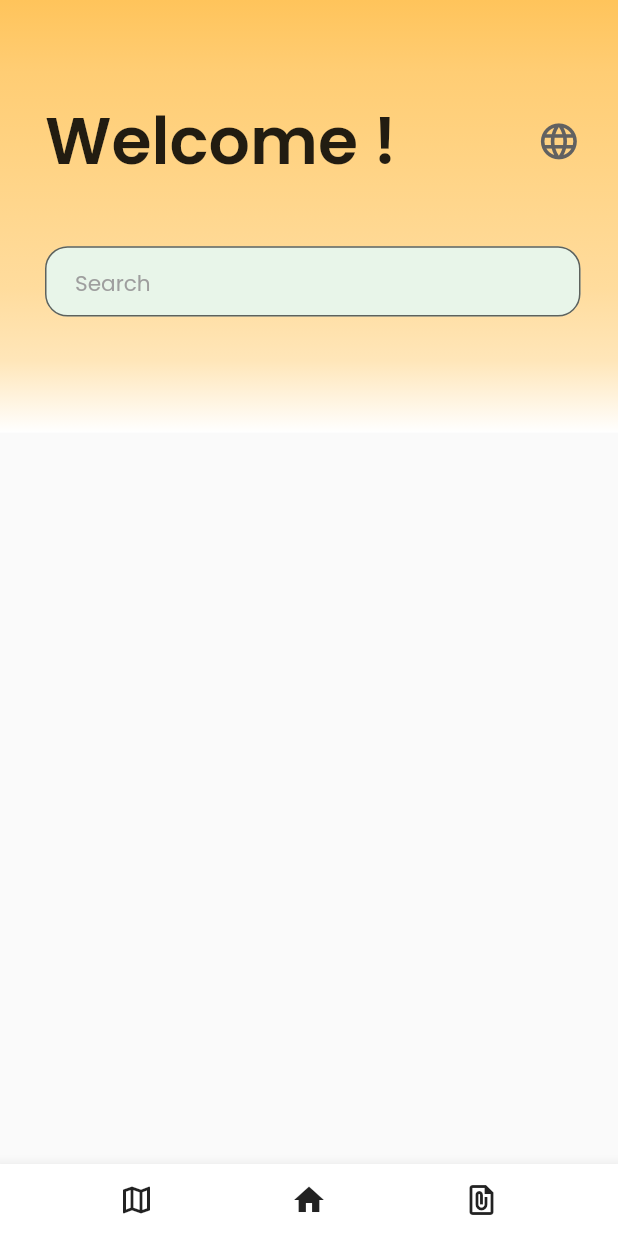
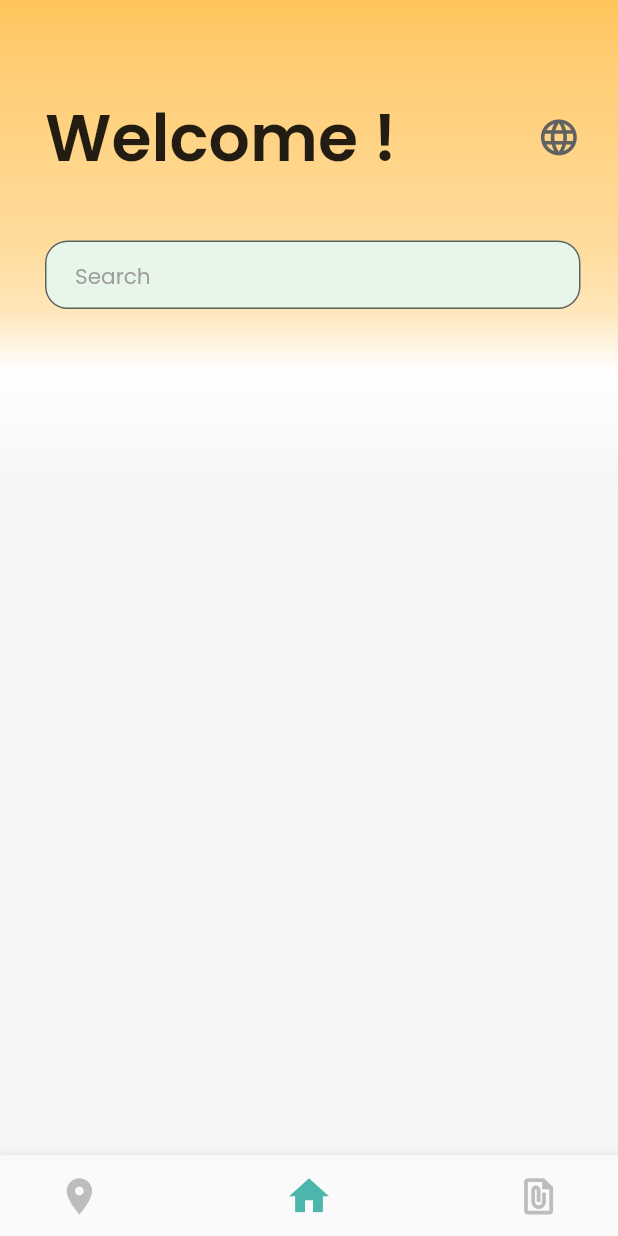
Before and after one commit to psk907/codefury-cache-in, a Flutter app: the screen it shows once a user with an empty profile is signed in, on a phone screen of 412 x 824 dp. Run offline on Flutter 3.47's test engine with Material 2 defaults, Android fonts, the phone set to English and light mode, and no system bars; our stand-ins replace auto_size_text, cloud_firestore, firebase_auth, firebase_core, google_maps_flutter, location and 1 more; accounts and stored records are empty.

Commit message:
bottom nav

```diff
--- a/lib/main.dart
+++ b/lib/main.dart
@@ -132,21 +132,45 @@ class _MyHomePageState extends State<MyHomePage> {
 
   @override
   Widget build(BuildContext context) {
+    var size = MediaQuery.of(context).size;
+
+    double mediumfont = size.height * 0.035;
     return Scaffold(
+      backgroundColor: Colors.grey[100],
+      resizeToAvoidBottomInset: false,
       bottomNavigationBar: BottomAppBar(
+          child: Container(
+        color: Colors.grey[50],
+        padding: EdgeInsets.fromLTRB(mediumfont, 0, mediumfont, 0),
+        height: size.height * 0.065,
         child: Row(
-        mainAxisAlignment: MainAxisAlignment.spaceEvenly,
+          mainAxisAlignment: MainAxisAlignment.spaceBetween,
           children: [
             IconButton(
-            icon: Icon(Icons.map_outlined),
+              icon: Icon(Icons.location_on),
+              iconSize: (_selectedIndex == 0) ? mediumfont * 1.1 : mediumfont,
+              color:
+                  (_selectedIndex == 0) ? Colors.teal[300] : Colors.grey[400],
+              tooltip: 'Maps',
               onPressed: () => _onItemTapped(0),
             ),
-          IconButton(icon: Icon(Icons.home), onPressed: () => _onItemTapped(1)),
+            IconButton(
+                icon: Icon(Icons.home),
+                iconSize: (_selectedIndex == 1) ? mediumfont * 1.1 : mediumfont,
+                tooltip: 'Home',
+                color:
+                    (_selectedIndex == 1) ? Colors.teal[300] : Colors.grey[400],
+                onPressed: () => _onItemTapped(1)),
             IconButton(
               icon: Icon(Icons.file_present),
+              iconSize: (_selectedIndex == 2) ? mediumfont * 1.1 : mediumfont,
+              tooltip: 'Applications',
+              color:
+                  (_selectedIndex == 2) ? Colors.teal[300] : Colors.grey[400],
               onPressed: () => _onItemTapped(2),
             ),
           ],
+        ),
       )),
       body: _children[_selectedIndex],
     );
--- a/lib/tabs/applicationtab.dart
+++ b/lib/tabs/applicationtab.dart
@@ -22,7 +22,7 @@ class _ApplicationTabState extends State<ApplicationTab> {
     return SafeArea(
         child: Stack(children: [
       Container(
-        height: size.height * 0.3,
+        height: size.height * 0.4,
         decoration: BoxDecoration(
           gradient: LinearGradient(
             begin: Alignment.topCenter,
@@ -35,7 +35,9 @@ class _ApplicationTabState extends State<ApplicationTab> {
               Color(0xffffd78f),
               Color(0xffffdc9d),
               Color(0xffffe6b9),
-              Colors.white
+              Colors.white,
+              Colors.grey[50],
+              Colors.grey[100]
             ],
           ),
         ),
--- a/lib/tabs/hometab.dart
+++ b/lib/tabs/hometab.dart
@@ -39,7 +39,7 @@ class _HomeTabState extends State<HomeTab> {
     return SafeArea(
         child: Stack(children: [
       Container(
-        height: size.height * 0.35,
+        height: size.height * 0.4,
         decoration: BoxDecoration(
           gradient: LinearGradient(
             begin: Alignment.topCenter,
@@ -52,7 +52,9 @@ class _HomeTabState extends State<HomeTab> {
               Color(0xffffd78f),
               Color(0xffffdc9d),
               Color(0xffffe6b9),
-              Colors.white
+              Colors.white,
+              Colors.grey[50],
+              Colors.grey[100]
             ],
           ),
         ),
```
Lines whose indentation alone changed are shown as unchanged.
